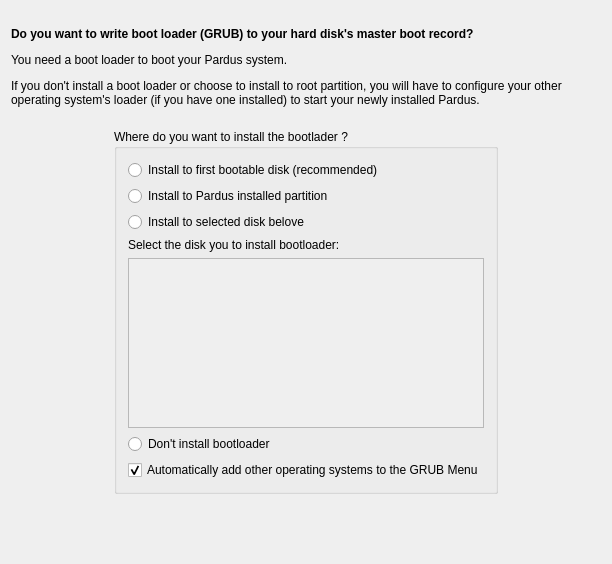
The window that yali4/gui/Ui/bootloaderwidget.ui (dadas45li/yali) describes before a commit, drawn with Qt 5.
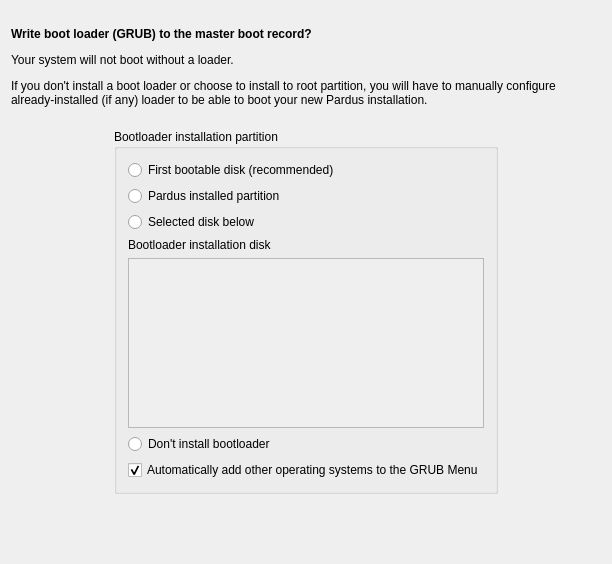
The same window after the commit.

What changed in the file:
```diff
--- a/yali4/gui/Ui/bootloaderwidget.ui
+++ b/yali4/gui/Ui/bootloaderwidget.ui
@@ -36,12 +36,11 @@
       <number>1</number>
      </property>
      <property name="text">
-      <string>&lt;b&gt;Do you want to write boot loader (GRUB) to your hard disk's master boot record?&lt;/b&gt;
+      <string>&lt;b&gt;Write boot loader (GRUB) to the master boot record?&lt;/b&gt;
 
-&lt;p&gt;You need a boot loader to boot your Pardus system.&lt;/p&gt;
+&lt;p&gt;Your system will not boot without a loader.&lt;/p&gt;
 
-&lt;p&gt;If you don't install a boot loader or choose to install to root partition, you will have to configure your other operating system's loader  (if you have one installed) to start 
-your newly installed Pardus.&lt;/p&gt;</string>
+&lt;p&gt;If you don't install a boot loader or choose to install to root partition, you will have to manually configure already-installed (if any) loader to be able to boot your new Pardus installation.&lt;/p&gt;</string>
      </property>
      <property name="alignment">
       <set>Qt::AlignVCenter</set>
@@ -89,27 +88,27 @@
    <item row="3" column="1">
     <widget class="QGroupBox" name="buttonGroup">
      <property name="title">
-      <string>Where do you want to install the bootlader ?</string>
+      <string>Bootloader installation partition</string>
      </property>
      <layout class="QVBoxLayout">
       <item>
        <widget class="QRadioButton" name="installFirstMBR">
         <property name="text">
-         <string>Install to first bootable disk (recommended)</string>
+         <string>First bootable disk (recommended)</string>
         </property>
        </widget>
       </item>
       <item>
        <widget class="QRadioButton" name="installPart">
         <property name="text">
-         <string>Install to Pardus installed partition</string>
+         <string>Pardus installed partition</string>
         </property>
        </widget>
       </item>
       <item>
        <widget class="QRadioButton" name="installMBR">
         <property name="text">
-         <string>Install to selected disk belove</string>
+         <string>Selected disk below</string>
         </property>
        </widget>
       </item>
@@ -118,7 +117,7 @@
         <item>
          <widget class="QLabel" name="select_disk_label">
           <property name="text">
-           <string>Select the disk you to install bootloader:</string>
+           <string>Bootloader installation disk</string>
           </property>
           <property name="wordWrap">
            <bool>false</bool>
```
